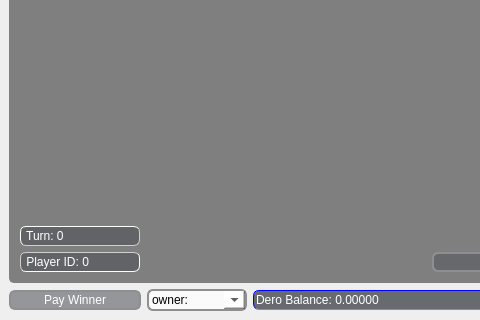
Above: FiveCardDraw/mainwindow.ui from SixofClubsss/Dero-Poker-Table before the change; both pictures show x 0 to 480 and y 424 to 744 of the 1261 by 744 pixel window. Below: the same form after it.
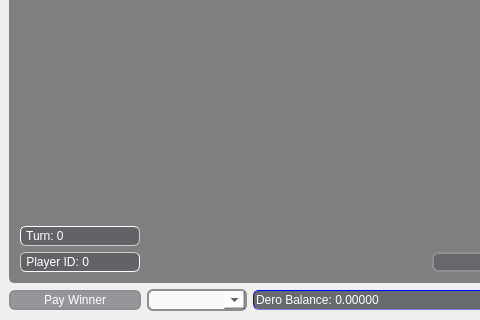
That is the form after the change. Icons and pictures are not drawn.

Patch:
```diff
--- a/FiveCardDraw/mainwindow.ui
+++ b/FiveCardDraw/mainwindow.ui
@@ -1436,13 +1436,10 @@
        <string extracomment="Receiver of manual payout"/>
       </property>
       <property name="styleSheet">
-       <string notr="true">color: rgb(0, 0, 0);</string>
+       <string notr="true">QComboBox {
+	color: rgb(0, 0, 0);
+}</string>
       </property>
-      <item>
-       <property name="text">
-        <string>owner:</string>
-       </property>
-      </item>
      </widget>
     </item>
     <item row="7" column="2">
```
Left out of the diff: 40 changed lines with no effect on the pictures.
